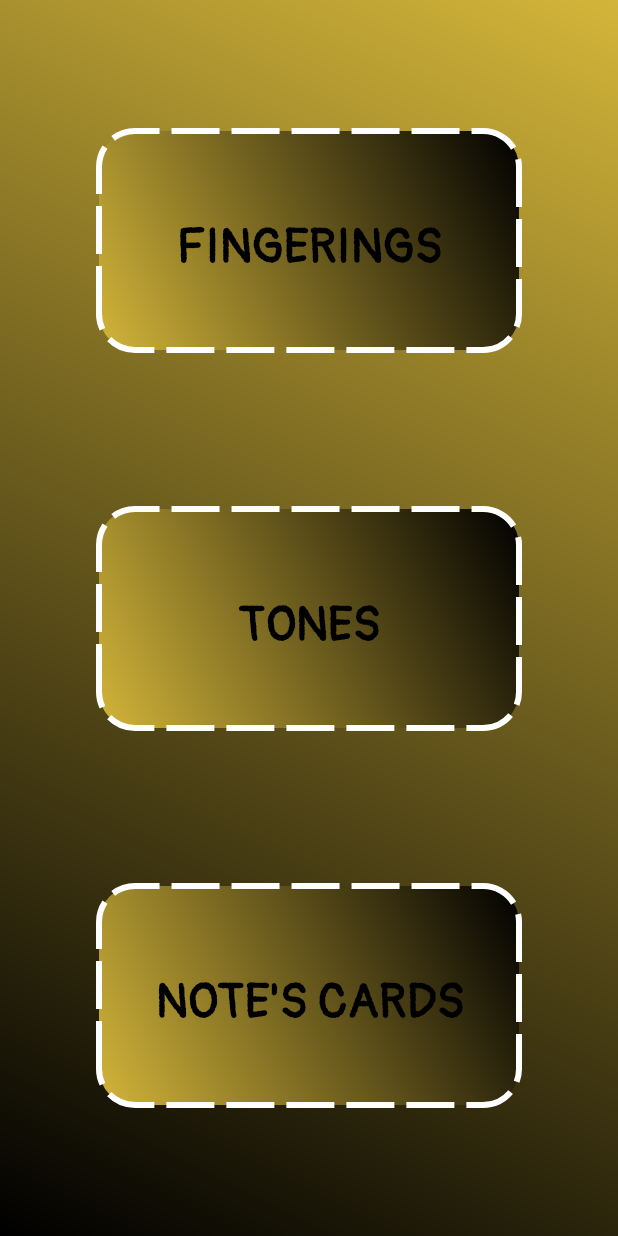
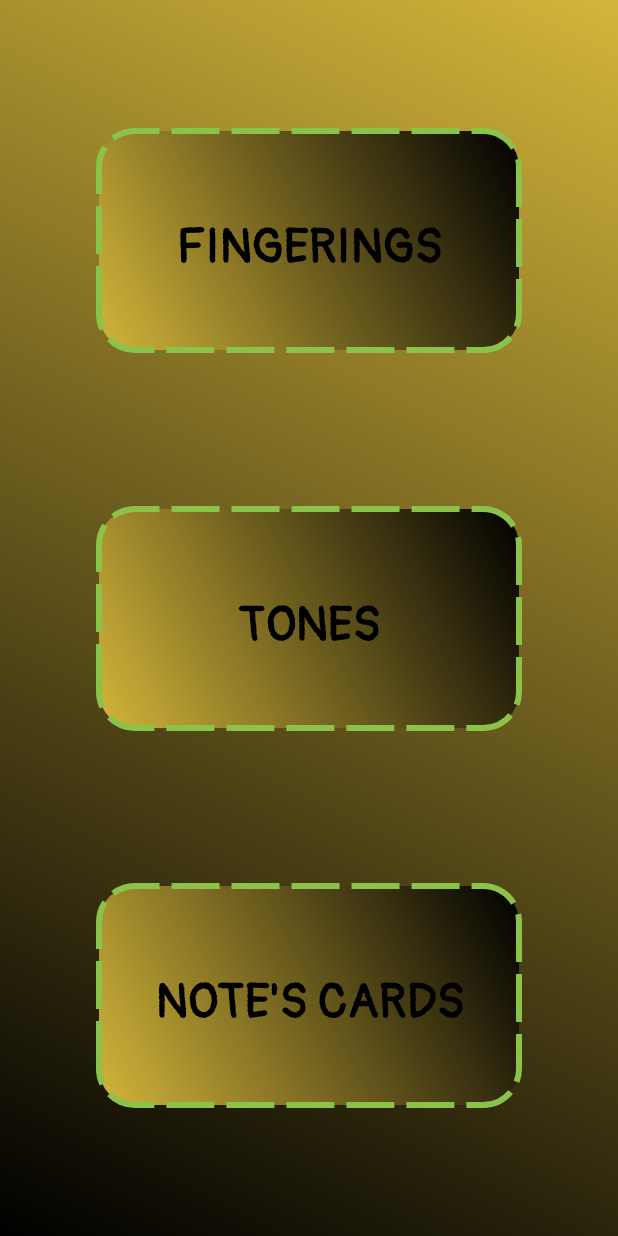
Before and after one commit to Dekram/TrumpetABC, an Android app: the screen it shows after launch (MainActivity), on a phone screen of 412 x 824 dp. Run offline under Robolectric (Android 15) with nearby library versions, the phone set to English and light mode, and no system bars.

Commit message:
Change color of button frame.

```diff
--- a/app/src/main/res/drawable/style_button.xml
+++ b/app/src/main/res/drawable/style_button.xml
@@ -5,7 +5,7 @@
     <solid android:color="@color/primaryColor" />
     <stroke
         android:width="4dp"
-        android:color="@color/white"
+        android:color="@color/secondaryColor"
         android:dashWidth="32dp"
         android:dashGap="8dp" />
     <gradient
```
